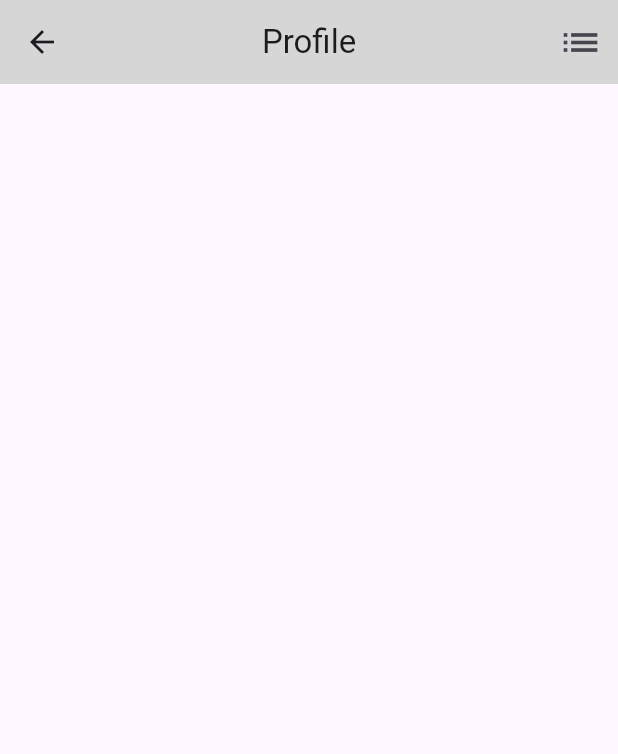
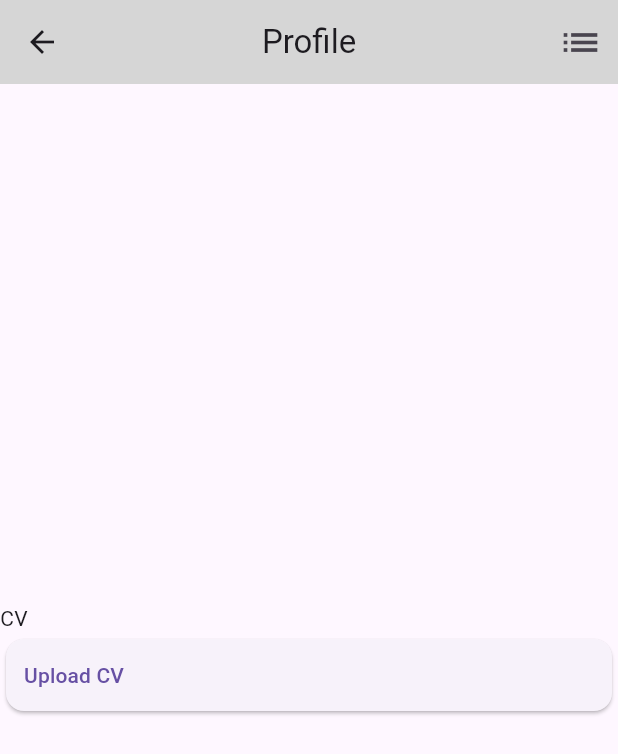
Before and after one commit to Amjadyabroudi128/ofCourse, a Flutter app: the ProfilePage screen opened directly, on a phone screen of 412 x 824 dp. Shown: the top 754 px of the screen. Run offline on Flutter 3.47's test engine with Material 3 defaults, Android fonts, the phone set to English and light mode, and no system bars.

Commit message:
Upload cv

```diff
--- a/lib/ProfilePage/ProfilePage.dart
+++ b/lib/ProfilePage/ProfilePage.dart
@@ -19,6 +19,26 @@ class ProfilePage extends StatelessWidget {
           ),
         ],
       ),
+      body: Center(
+        child: SingleChildScrollView(
+          child: Column(
+            crossAxisAlignment: .start,
+            children: [
+              Text("CV"),
+              Card(
+                child: Row(
+                  children: [
+                    TextButton(
+                      onPressed: (){},
+                      child: Text("Upload CV"),
+                    )
+                  ],
+                ),
+              )
+            ],
+          ),
+        ),
+      ),
     );
   }
 }
```
